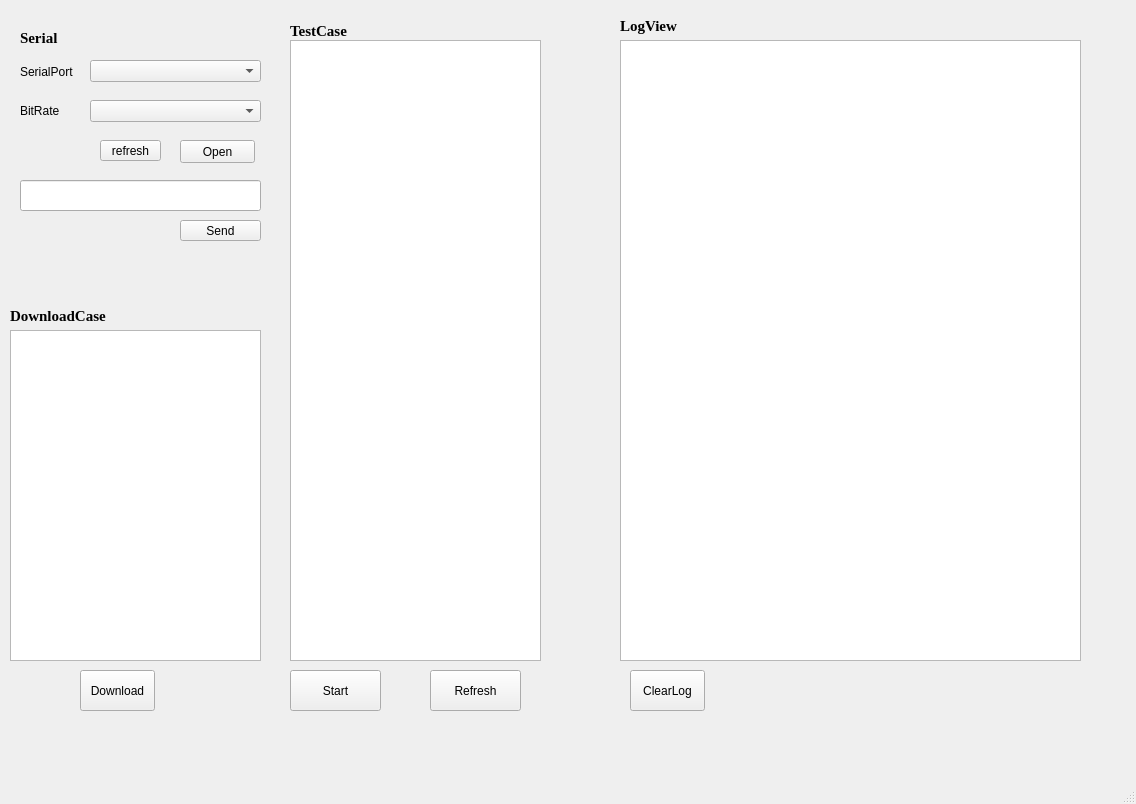
The window that AudioUI.ui (fangxian/TestTool) describes before a commit, drawn with Qt 5.
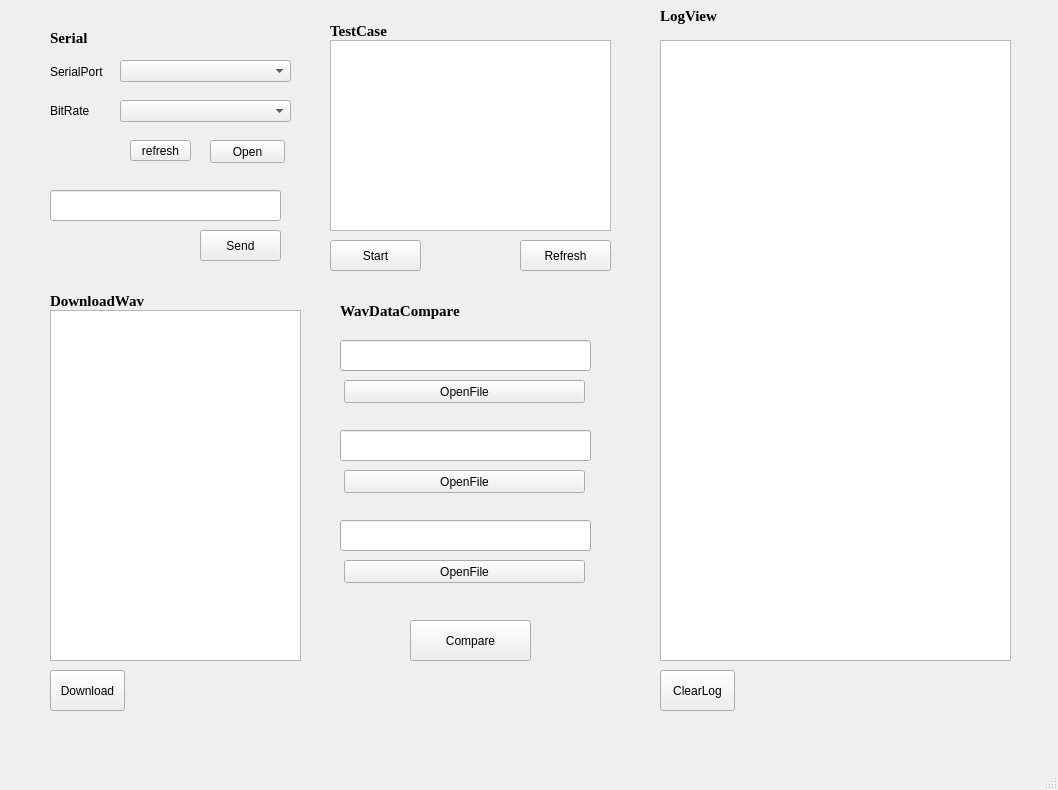
The same window after the commit.

The edit to the form file:
```diff
--- a/AudioUI.ui
+++ b/AudioUI.ui
@@ -6,8 +6,8 @@
    <rect>
     <x>0</x>
     <y>0</y>
-    <width>1136</width>
-    <height>804</height>
+    <width>1058</width>
+    <height>790</height>
    </rect>
   </property>
   <property name="windowTitle">
@@ -17,10 +17,10 @@
    <widget class="QWidget" name="SerialWidget" native="true">
     <property name="geometry">
      <rect>
-      <x>10</x>
+      <x>40</x>
       <y>20</y>
-      <width>251</width>
-      <height>231</height>
+      <width>271</width>
+      <height>251</height>
      </rect>
     </property>
     <widget class="QComboBox" name="SerialPortQCB">
@@ -98,10 +98,10 @@
     <widget class="QPushButton" name="SerialSendMsgBtn">
      <property name="geometry">
       <rect>
-       <x>170</x>
-       <y>200</y>
+       <x>160</x>
+       <y>210</y>
        <width>81</width>
-       <height>21</height>
+       <height>31</height>
       </rect>
      </property>
      <property name="text">
@@ -112,8 +112,8 @@
      <property name="geometry">
       <rect>
        <x>10</x>
-       <y>160</y>
-       <width>241</width>
+       <y>170</y>
+       <width>231</width>
        <height>31</height>
       </rect>
      </property>
@@ -143,9 +143,9 @@
    <widget class="QTextBrowser" name="OpLogBrowser">
     <property name="geometry">
      <rect>
-      <x>620</x>
+      <x>660</x>
       <y>40</y>
-      <width>461</width>
+      <width>351</width>
       <height>621</height>
      </rect>
     </property>
@@ -153,9 +153,9 @@
    <widget class="QLabel" name="OpLogLabel">
     <property name="geometry">
      <rect>
-      <x>620</x>
-      <y>10</y>
-      <width>131</width>
+      <x>660</x>
+      <y>0</y>
+      <width>71</width>
       <height>31</height>
      </rect>
     </property>
@@ -174,7 +174,7 @@
    <widget class="QPushButton" name="ClearLogBtn">
     <property name="geometry">
      <rect>
-      <x>630</x>
+      <x>660</x>
       <y>670</y>
       <width>75</width>
       <height>41</height>
@@ -187,7 +187,7 @@
    <widget class="QLabel" name="TestCaseLabel">
     <property name="geometry">
      <rect>
-      <x>290</x>
+      <x>330</x>
       <y>20</y>
       <width>161</width>
       <height>21</height>
@@ -208,10 +208,10 @@
    <widget class="QPushButton" name="StartTestCaseBtn">
     <property name="geometry">
      <rect>
-      <x>290</x>
-      <y>670</y>
+      <x>330</x>
+      <y>240</y>
       <width>91</width>
-      <height>41</height>
+      <height>31</height>
      </rect>
     </property>
     <property name="text">
@@ -221,10 +221,10 @@
    <widget class="QPushButton" name="TestCaseRefreshBtn">
     <property name="geometry">
      <rect>
-      <x>430</x>
-      <y>670</y>
+      <x>520</x>
+      <y>240</y>
       <width>91</width>
-      <height>41</height>
+      <height>31</height>
      </rect>
     </property>
     <property name="text">
@@ -234,56 +234,179 @@
    <widget class="QListWidget" name="TestCaseListWidget">
     <property name="geometry">
      <rect>
-      <x>290</x>
+      <x>330</x>
       <y>40</y>
-      <width>251</width>
-      <height>621</height>
+      <width>281</width>
+      <height>191</height>
      </rect>
     </property>
    </widget>
-   <widget class="QListWidget" name="WaveListWidget">
+   <widget class="QWidget" name="WavCompareWidget" native="true">
     <property name="geometry">
      <rect>
-      <x>10</x>
-      <y>330</y>
-      <width>251</width>
-      <height>331</height>
+      <x>330</x>
+      <y>290</y>
+      <width>281</width>
+      <height>431</height>
      </rect>
     </property>
+    <widget class="QLineEdit" name="FileLineEdit1">
+     <property name="geometry">
+      <rect>
+       <x>10</x>
+       <y>50</y>
+       <width>251</width>
+       <height>31</height>
+      </rect>
+     </property>
+    </widget>
+    <widget class="QLabel" name="WavComLabel">
+     <property name="geometry">
+      <rect>
+       <x>10</x>
+       <y>10</y>
+       <width>141</width>
+       <height>21</height>
+      </rect>
+     </property>
+     <property name="font">
+      <font>
+       <family>Times New Roman</family>
+       <pointsize>11</pointsize>
+       <weight>75</weight>
+       <bold>true</bold>
+      </font>
+     </property>
+     <property name="text">
+      <string>WavDataCompare</string>
+     </property>
+    </widget>
+    <widget class="QLineEdit" name="FileLineEdit2">
+     <property name="geometry">
+      <rect>
+       <x>10</x>
+       <y>140</y>
+       <width>251</width>
+       <height>31</height>
+      </rect>
+     </property>
+    </widget>
+    <widget class="QLineEdit" name="FileLineEdit3">
+     <property name="geometry">
+      <rect>
+       <x>10</x>
+       <y>230</y>
+       <width>251</width>
+       <height>31</height>
+      </rect>
+     </property>
+    </widget>
+    <widget class="QPushButton" name="CompareBtn">
+     <property name="geometry">
+      <rect>
+       <x>80</x>
+       <y>330</y>
+       <width>121</width>
+       <height>41</height>
+      </rect>
+     </property>
+     <property name="text">
+      <string>Compare</string>
+     </property>
+    </widget>
+    <widget class="QPushButton" name="OpenFileBtn1">
+     <property name="geometry">
+      <rect>
+       <x>14</x>
+       <y>90</y>
+       <width>241</width>
+       <height>23</height>
+      </rect>
+     </property>
+     <property name="text">
+      <string>OpenFile</string>
+     </property>
+    </widget>
+    <widget class="QPushButton" name="OpenFileBtn2">
+     <property name="geometry">
+      <rect>
+       <x>14</x>
+       <y>180</y>
+       <width>241</width>
+       <height>23</height>
+      </rect>
+     </property>
+     <property name="text">
+      <string>OpenFile</string>
+     </property>
+    </widget>
+    <widget class="QPushButton" name="OpenFileBtn3">
+     <property name="geometry">
+      <rect>
+       <x>14</x>
+       <y>270</y>
+       <width>241</width>
+       <height>23</height>
+      </rect>
+     </property>
+     <property name="text">
+      <string>OpenFile</string>
+     </property>
+    </widget>
    </widget>
-   <widget class="QLabel" name="DownloadCaseLabel">
+   <widget class="QWidget" name="DownloadWavWiget" native="true">
     <property name="geometry">
      <rect>
-      <x>10</x>
-      <y>305</y>
-      <width>131</width>
-      <height>21</height>
+      <x>40</x>
+      <y>290</y>
+      <width>271</width>
+      <height>431</height>
      </rect>
     </property>
-    <property name="font">
-     <font>
-      <family>Times New Roman</family>
-      <pointsize>11</pointsize>
-      <weight>75</weight>
-      <bold>true</bold>
-     </font>
-    </property>
-    <property name="text">
-     <string>DownloadCase</string>
-    </property>
-   </widget>
-   <widget class="QPushButton" name="DownloadBtn">
-    <property name="geometry">
-     <rect>
-      <x>80</x>
-      <y>670</y>
-      <width>75</width>
-      <height>41</height>
-     </rect>
-    </property>
-    <property name="text">
-     <string>Download</string>
-    </property>
+    <widget class="QListWidget" name="WaveListWidget">
+     <property name="geometry">
+      <rect>
+       <x>10</x>
+       <y>20</y>
+       <width>251</width>
+       <height>351</height>
+      </rect>
+     </property>
+    </widget>
+    <widget class="QPushButton" name="DownloadBtn">
+     <property name="geometry">
+      <rect>
+       <x>10</x>
+       <y>380</y>
+       <width>75</width>
+       <height>41</height>
+      </rect>
+     </property>
+     <property name="text">
+      <string>Download</string>
+     </property>
+    </widget>
+    <widget class="QLabel" name="DownloadCaseLabel">
+     <property name="geometry">
+      <rect>
+       <x>10</x>
+       <y>0</y>
+       <width>131</width>
+       <height>21</height>
+      </rect>
+     </property>
+     <property name="font">
+      <font>
+       <family>Times New Roman</family>
+       <pointsize>11</pointsize>
+       <weight>75</weight>
+       <bold>true</bold>
+      </font>
+     </property>
+     <property name="text">
+      <string>DownloadWav</string>
+     </property>
+    </widget>
    </widget>
   </widget>
   <widget class="QMenuBar" name="menubar">
```
Left out of the diff: 2 changed lines with no effect on the pictures.
